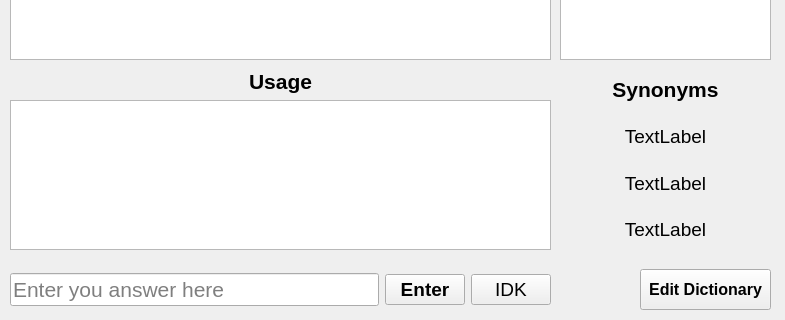
Old version of the form first.ui in the repository brainbrain02/Personal-Dictionary; both pictures show x 0 to 785 and y 171 to 491 of the 785 by 491 pixel window.
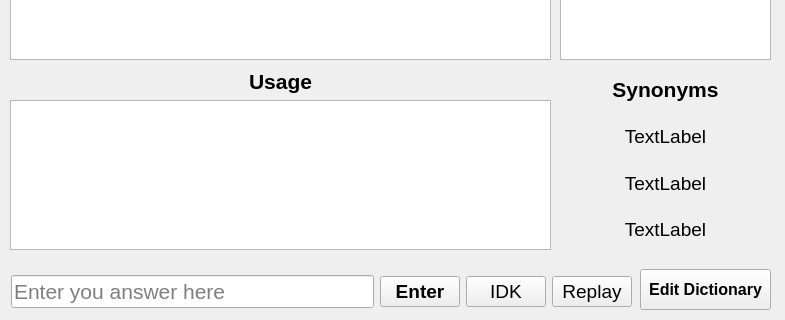
New version of the form.

Commit message: Update page 2 GUI (use 4 label and checkbox instead of QTextEdit for common). Upgrade page 3 word details window GUI. Implement gTTs and playsound module (Create the sound track while adding new wowrd in page 2, pronounce the word in flash card, Dictionary).

What changed in the file:
```diff
--- a/first.ui
+++ b/first.ui
@@ -33,76 +33,6 @@
     <string>Edit Dictionary</string>
    </property>
   </widget>
-  <widget class="QWidget" name="layoutWidget">
-   <property name="geometry">
-    <rect>
-     <x>10</x>
-     <y>430</y>
-     <width>541</width>
-     <height>61</height>
-    </rect>
-   </property>
-   <layout class="QHBoxLayout" name="horizontalLayout_2">
-    <item>
-     <widget class="QLineEdit" name="ans_entry">
-      <property name="font">
-       <font>
-        <pointsize>16</pointsize>
-       </font>
-      </property>
-      <property name="focusPolicy">
-       <enum>Qt::WheelFocus</enum>
-      </property>
-      <property name="layoutDirection">
-       <enum>Qt::RightToLeft</enum>
-      </property>
-      <property name="placeholderText">
-       <string>Enter you answer here</string>
-      </property>
-     </widget>
-    </item>
-    <item>
-     <widget class="QPushButton" name="enter_btn">
-      <property name="enabled">
-       <bool>true</bool>
-      </property>
-      <property name="font">
-       <font>
-        <pointsize>14</pointsize>
-        <weight>75</weight>
-        <bold>true</bold>
-       </font>
-      </property>
-      <property name="text">
-       <string>Enter</string>
-      </property>
-     </widget>
-    </item>
-    <item>
-     <widget class="QPushButton" name="idk_btn">
-      <property name="font">
-       <font>
-        <pointsize>14</pointsize>
-        <weight>50</weight>
-        <bold>false</bold>
-       </font>
-      </property>
-      <property name="text">
-       <string>IDK</string>
-      </property>
-      <property name="iconSize">
-       <size>
-        <width>25</width>
-        <height>25</height>
-       </size>
-      </property>
-      <property name="checkable">
-       <bool>false</bool>
-      </property>
-     </widget>
-    </item>
-   </layout>
-  </widget>
   <widget class="QWidget" name="layoutWidget">
    <property name="geometry">
     <rect>
@@ -328,6 +258,99 @@
     </item>
    </layout>
   </widget>
+  <widget class="QWidget" name="">
+   <property name="geometry">
+    <rect>
+     <x>11</x>
+     <y>427</y>
+     <width>621</width>
+     <height>71</height>
+    </rect>
+   </property>
+   <layout class="QHBoxLayout" name="horizontalLayout">
+    <item>
+     <widget class="QLineEdit" name="ans_entry">
+      <property name="font">
+       <font>
+        <pointsize>16</pointsize>
+       </font>
+      </property>
+      <property name="focusPolicy">
+       <enum>Qt::WheelFocus</enum>
+      </property>
+      <property name="layoutDirection">
+       <enum>Qt::RightToLeft</enum>
+      </property>
+      <property name="placeholderText">
+       <string>Enter you answer here</string>
+      </property>
+     </widget>
+    </item>
+    <item>
+     <widget class="QPushButton" name="enter_btn">
+      <property name="enabled">
+       <bool>true</bool>
+      </property>
+      <property name="font">
+       <font>
+        <pointsize>14</pointsize>
+        <weight>75</weight>
+        <bold>true</bold>
+       </font>
+      </property>
+      <property name="text">
+       <string>Enter</string>
+      </property>
+     </widget>
+    </item>
+    <item>
+     <widget class="QPushButton" name="idk_btn">
+      <property name="font">
+       <font>
+        <pointsize>14</pointsize>
+        <weight>50</weight>
+        <bold>false</bold>
+       </font>
+      </property>
+      <property name="text">
+       <string>IDK</string>
+      </property>
+      <property name="iconSize">
+       <size>
+        <width>25</width>
+        <height>25</height>
+       </size>
+      </property>
+      <property name="checkable">
+       <bool>false</bool>
+      </property>
+     </widget>
+    </item>
+    <item>
+     <widget class="QPushButton" name="replay_btn">
+      <property name="font">
+       <font>
+        <pointsize>14</pointsize>
+        <weight>50</weight>
+        <bold>false</bold>
+       </font>
+      </property>
+      <property name="text">
+       <string>Replay</string>
+      </property>
+      <property name="iconSize">
+       <size>
+        <width>25</width>
+        <height>25</height>
+       </size>
+      </property>
+      <property name="checkable">
+       <bool>false</bool>
+      </property>
+     </widget>
+    </item>
+   </layout>
+  </widget>
  </widget>
  <resources/>
  <connections/>
```
The commit also changes 7 other files.
